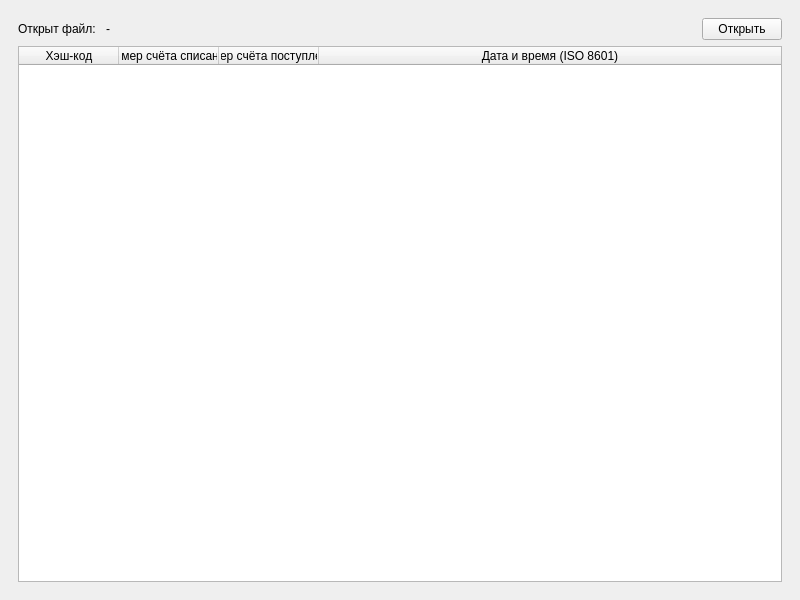
This is mainwindow.ui in SerdukovaPolina/211_331_Serdukova as Qt 5 draws it before an edit. The edited form follows.
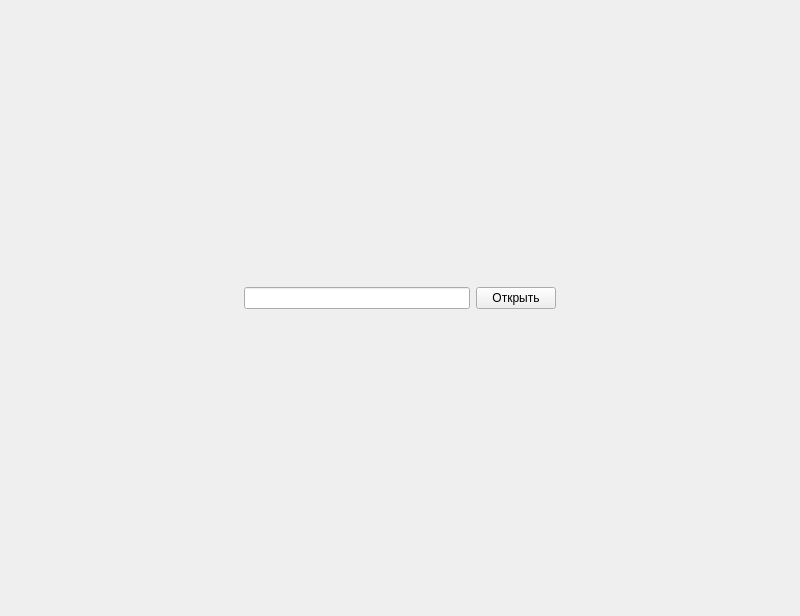
This is the edited form. The open tabs and pages were chosen to show the change.

Commit message: function to open new file

```diff
--- a/mainwindow.ui
+++ b/mainwindow.ui
@@ -35,7 +35,89 @@
         <verstretch>0</verstretch>
        </sizepolicy>
       </property>
-      <widget class="QWidget" name="page"/>
+      <property name="currentIndex">
+       <number>1</number>
+      </property>
+      <widget class="QWidget" name="Open_page">
+       <layout class="QGridLayout" name="gridLayout">
+        <item row="0" column="0">
+         <spacer name="verticalSpacer">
+          <property name="orientation">
+           <enum>Qt::Orientation::Vertical</enum>
+          </property>
+          <property name="sizeHint" stdset="0">
+           <size>
+            <width>20</width>
+            <height>40</height>
+           </size>
+          </property>
+         </spacer>
+        </item>
+        <item row="2" column="0">
+         <widget class="QLabel" name="open_failed">
+          <property name="text">
+           <string/>
+          </property>
+          <property name="alignment">
+           <set>Qt::AlignmentFlag::AlignCenter</set>
+          </property>
+         </widget>
+        </item>
+        <item row="1" column="0">
+         <layout class="QHBoxLayout" name="horizontalLayout_2">
+          <item>
+           <spacer name="horizontalSpacer">
+            <property name="orientation">
+             <enum>Qt::Orientation::Horizontal</enum>
+            </property>
+            <property name="sizeHint" stdset="0">
+             <size>
+              <width>40</width>
+              <height>20</height>
+             </size>
+            </property>
+           </spacer>
+          </item>
+          <item>
+           <widget class="QLineEdit" name="filename_entered"/>
+          </item>
+          <item>
+           <widget class="QPushButton" name="pushButton">
+            <property name="text">
+             <string>Открыть</string>
+            </property>
+           </widget>
+          </item>
+          <item>
+           <spacer name="horizontalSpacer_2">
+            <property name="orientation">
+             <enum>Qt::Orientation::Horizontal</enum>
+            </property>
+            <property name="sizeHint" stdset="0">
+             <size>
+              <width>40</width>
+              <height>20</height>
+             </size>
+            </property>
+           </spacer>
+          </item>
+         </layout>
+        </item>
+        <item row="3" column="0">
+         <spacer name="verticalSpacer_2">
+          <property name="orientation">
+           <enum>Qt::Orientation::Vertical</enum>
+          </property>
+          <property name="sizeHint" stdset="0">
+           <size>
+            <width>20</width>
+            <height>40</height>
+           </size>
+          </property>
+         </spacer>
+        </item>
+       </layout>
+      </widget>
       <widget class="QWidget" name="Data_page">
        <property name="sizePolicy">
         <sizepolicy hsizetype="Expanding" vsizetype="Expanding">
@@ -44,44 +126,7 @@
         </sizepolicy>
        </property>
        <layout class="QGridLayout" name="gridLayout_2">
-        <item row="0" column="0">
-         <layout class="QHBoxLayout" name="horizontalLayout">
-          <item>
-           <widget class="QLabel" name="label">
-            <property name="sizePolicy">
-             <sizepolicy hsizetype="Fixed" vsizetype="Preferred">
-              <horstretch>0</horstretch>
-              <verstretch>0</verstretch>
-             </sizepolicy>
-            </property>
-            <property name="text">
-             <string>Открыт файл: </string>
-            </property>
-           </widget>
-          </item>
-          <item>
-           <widget class="QLabel" name="file_path">
-            <property name="text">
-             <string>-</string>
-            </property>
-           </widget>
-          </item>
-          <item>
-           <widget class="QPushButton" name="pushButton">
-            <property name="sizePolicy">
-             <sizepolicy hsizetype="Fixed" vsizetype="Fixed">
-              <horstretch>0</horstretch>
-              <verstretch>0</verstretch>
-             </sizepolicy>
-            </property>
-            <property name="text">
-             <string>Открыть</string>
-            </property>
-           </widget>
-          </item>
-         </layout>
-        </item>
-        <item row="1" column="0">
+        <item row="2" column="0">
          <widget class="QTableWidget" name="tableWidget">
           <property name="enabled">
            <bool>true</bool>
@@ -135,6 +180,53 @@
           </column>
          </widget>
         </item>
+        <item row="0" column="0">
+         <layout class="QHBoxLayout" name="horizontalLayout">
+          <item>
+           <widget class="QLabel" name="label">
+            <property name="sizePolicy">
+             <sizepolicy hsizetype="Fixed" vsizetype="Preferred">
+              <horstretch>0</horstretch>
+              <verstretch>0</verstretch>
+             </sizepolicy>
+            </property>
+            <property name="text">
+             <string>Открыт файл: </string>
+            </property>
+           </widget>
+          </item>
+          <item>
+           <widget class="QLabel" name="file_path">
+            <property name="text">
+             <string>-</string>
+            </property>
+           </widget>
+          </item>
+          <item>
+           <widget class="QPushButton" name="openFile">
+            <property name="sizePolicy">
+             <sizepolicy hsizetype="Fixed" vsizetype="Fixed">
+              <horstretch>0</horstretch>
+              <verstretch>0</verstretch>
+             </sizepolicy>
+            </property>
+            <property name="text">
+             <string>Открыть</string>
+            </property>
+           </widget>
+          </item>
+         </layout>
+        </item>
+        <item row="1" column="0">
+         <widget class="QLabel" name="no_data">
+          <property name="text">
+           <string>Не удалось прочитать данные/данных нет</string>
+          </property>
+          <property name="alignment">
+           <set>Qt::AlignmentFlag::AlignCenter</set>
+          </property>
+         </widget>
+        </item>
        </layout>
       </widget>
      </widget>
```
The commit also changes 2 other files.
